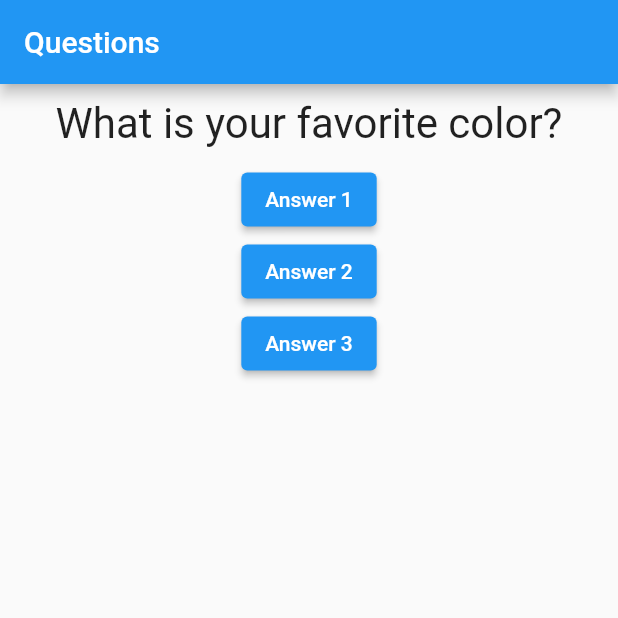
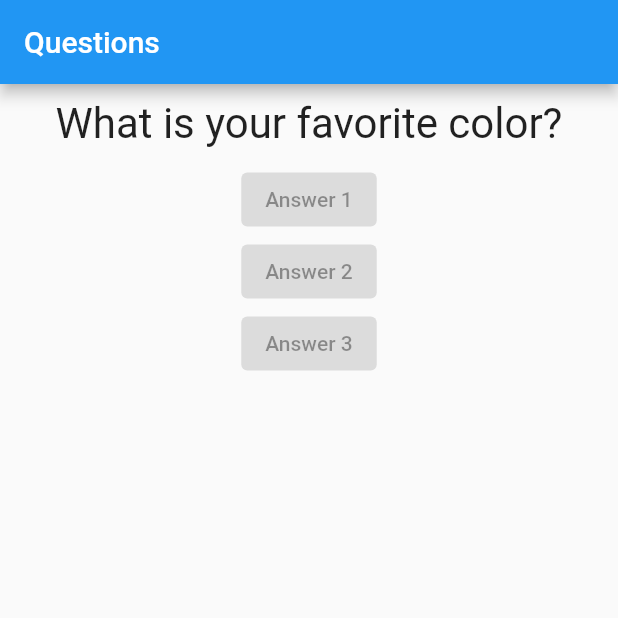
Before and after one commit to IsmaelCardoso/fundamentals_flutter_quiz_exemple, a Flutter app: the screen it shows after launch, on a phone screen of 412 x 824 dp, the top half of it. Run offline on Flutter 3.47's test engine with Material 2 defaults, Android fonts, the phone set to English and light mode, and no system bars.

Commit message:
chore(answer): created component answer

```diff
--- /dev/null
+++ b/lib/answer.dart
@@ -0,0 +1,12 @@
+import 'package:flutter/material.dart';
+
+class Answer extends StatelessWidget {
+  final String text;
+
+  Answer(this.text);
+
+  @override
+  Widget build(BuildContext context) {
+    return ElevatedButton(onPressed: null, child: Text(text));
+  }
+}
--- a/lib/main.dart
+++ b/lib/main.dart
@@ -1,6 +1,7 @@
 import 'package:flutter/material.dart';
 
 import './question.dart';
+import './answer.dart';
 
 main() => runApp(QuestionApp());
 
@@ -27,9 +28,9 @@ class _QuestionAppState extends State<QuestionApp> {
         body: Column(
           children: [
             Question(questions[_selectedQuestion]),
-            ElevatedButton(onPressed: _answer, child: Text("Answer 1")),
-            ElevatedButton(onPressed: _answer, child: Text("Answer 2")),
-            ElevatedButton(onPressed: _answer, child: Text("Answer 3")),
+            Answer("Answer 1"),
+            Answer("Answer 2"),
+            Answer("Answer 3"),
           ],
         ),
       ),
```
